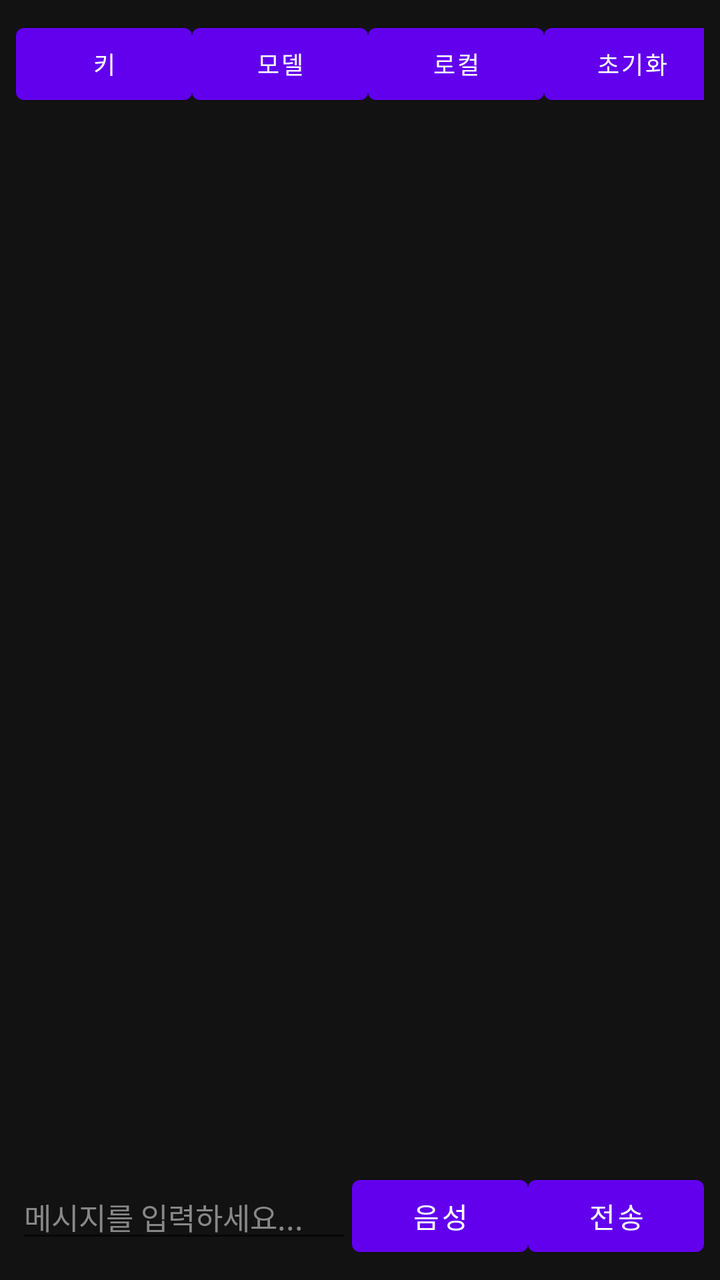
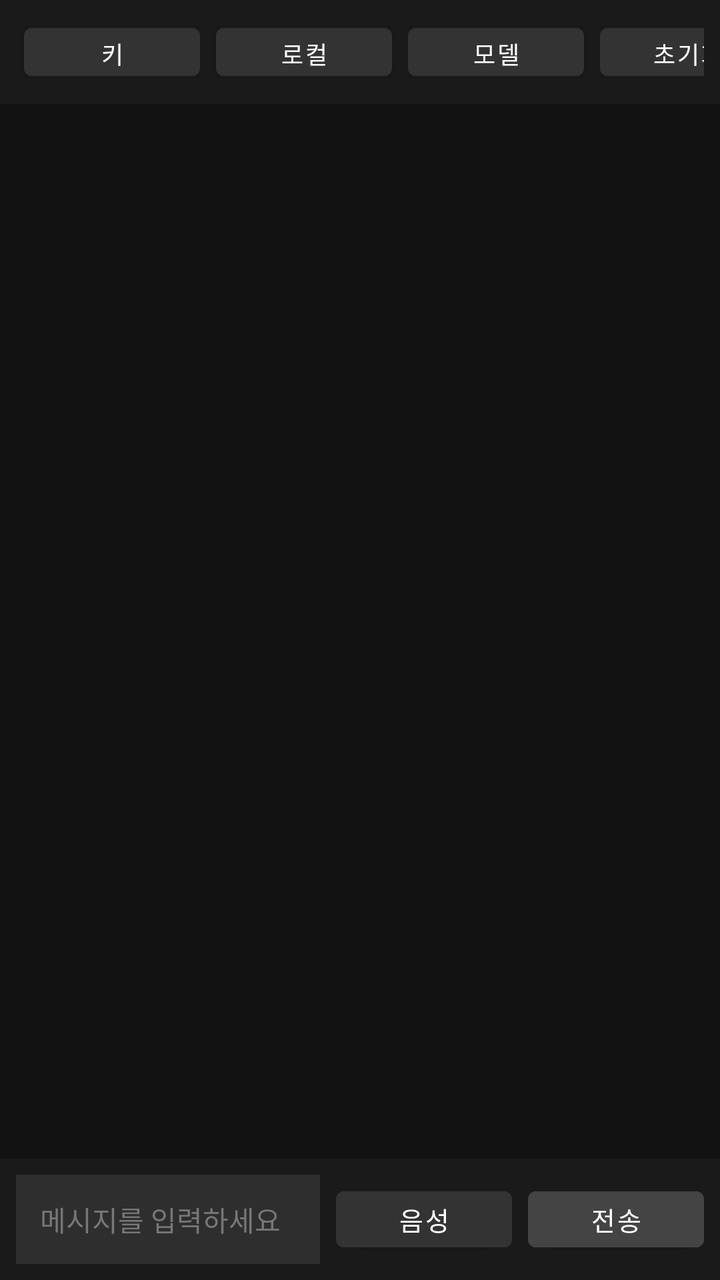

The first picture is an Android layout as it rendered before a commit; the second is the same layout after the commit. The layout source and the unified diff follow.
<!-- AndroidManifest.xml: application theme Theme.MaterialComponents.DayNight.NoActionBar -->
<!-- res/layout/activity_main.xml -->
<?xml version="1.0" encoding="utf-8"?>
<LinearLayout xmlns:android="http://schemas.android.com/apk/res/android"
    android:layout_width="match_parent"
    android:layout_height="match_parent"
    android:orientation="vertical"
    android:background="#121212">

    <LinearLayout
        android:layout_width="match_parent"
        android:layout_height="wrap_content"
        android:orientation="horizontal"
        android:padding="8dp"
        android:gravity="center_vertical">
        <TextView
            android:id="@+id/tvModelName"
            android:layout_width="0dp"
            android:layout_height="wrap_content"
            android:layout_weight="1"
            android:text="NOAH AI"
            android:textColor="#FFFFFF"
            android:textSize="14sp"
            android:ellipsize="end"
            android:maxLines="1"/>
        <Button android:id="@+id/btnSetApiKey" android:layout_width="wrap_content" android:layout_height="wrap_content" android:text="키" android:textSize="12sp"/>
        <Button android:id="@+id/btnSelectModel" android:layout_width="wrap_content" android:layout_height="wrap_content" android:text="모델" android:textSize="12sp"/>
        <Button android:id="@+id/btnSelectLocalFile" android:layout_width="wrap_content" android:layout_height="wrap_content" android:text="로컬" android:textSize="12sp"/>
        <Button android:id="@+id/btnResetChat" android:layout_width="wrap_content" android:layout_height="wrap_content" android:text="초기화" android:textSize="12sp"/>
    </LinearLayout>

    <ScrollView
        android:id="@+id/scrollView"
        android:layout_width="match_parent"
        android:layout_height="0dp"
        android:layout_weight="1"
        android:fillViewport="true"
        android:padding="12dp">

        <LinearLayout
            android:id="@+id/chatLayout"
            android:layout_width="match_parent"
            android:layout_height="wrap_content"
            android:orientation="vertical" />
    </ScrollView>

    <LinearLayout
        android:layout_width="match_parent"
        android:layout_height="wrap_content"
        android:orientation="horizontal"
        android:padding="8dp">

        <EditText
            android:id="@+id/etInput"
            android:layout_width="0dp"
            android:layout_height="wrap_content"
            android:layout_weight="1"
            android:hint="메시지를 입력하세요..."
            android:textColor="#FFFFFF"
            android:textColorHint="#888888"
            android:textSize="15sp"/>

        <Button
            android:id="@+id/btnVoice"
            android:layout_width="wrap_content"
            android:layout_height="wrap_content"
            android:text="음성"/>

        <Button
            android:id="@+id/btnSend"
            android:layout_width="wrap_content"
            android:layout_height="wrap_content"
            android:text="전송"/>
    </LinearLayout>
</LinearLayout>
<!-- resources referenced by this layout -->
<resources>

</resources>

<!-- the commit's change to res/layout/activity_main.xml (unified diff, before → after) -->
@@ -9,22 +9,65 @@
         android:layout_width="match_parent"
         android:layout_height="wrap_content"
         android:orientation="horizontal"
+        android:gravity="center_vertical"
         android:padding="8dp"
-        android:gravity="center_vertical">
+        android:background="#1A1A1A">
+
         <TextView
             android:id="@+id/tvModelName"
             android:layout_width="0dp"
             android:layout_height="wrap_content"
             android:layout_weight="1"
-            android:text="NOAH AI"
+            android:text="Model"
             android:textColor="#FFFFFF"
-            android:textSize="14sp"
+            android:textSize="12sp"
+            android:maxLines="1"
             android:ellipsize="end"
-            android:maxLines="1"/>
-        <Button android:id="@+id/btnSetApiKey" android:layout_width="wrap_content" android:layout_height="wrap_content" android:text="키" android:textSize="12sp"/>
-        <Button android:id="@+id/btnSelectModel" android:layout_width="wrap_content" android:layout_height="wrap_content" android:text="모델" android:textSize="12sp"/>
-        <Button android:id="@+id/btnSelectLocalFile" android:layout_width="wrap_content" android:layout_height="wrap_content" android:text="로컬" android:textSize="12sp"/>
-        <Button android:id="@+id/btnResetChat" android:layout_width="wrap_content" android:layout_height="wrap_content" android:text="초기화" android:textSize="12sp"/>
+            android:paddingStart="4dp"/>
+
+        <Button
+            android:id="@+id/btnSetApiKey"
+            android:layout_width="wrap_content"
+            android:layout_height="36dp"
+            android:layout_marginHorizontal="4dp"
+            android:text="키"
+            android:textSize="12sp"
+            android:textColor="#FFFFFF"
+            android:backgroundTint="#333333"
+            android:paddingHorizontal="8dp"/>
+
+        <Button
+            android:id="@+id/btnSelectLocalFile"
+            android:layout_width="wrap_content"
+            android:layout_height="36dp"
+            android:layout_marginHorizontal="4dp"
+            android:text="로컬"
+            android:textSize="12sp"
+            android:textColor="#FFFFFF"
+            android:backgroundTint="#333333"
+            android:paddingHorizontal="8dp"/>
+
+        <Button
+            android:id="@+id/btnSelectModel"
+            android:layout_width="wrap_content"
+            android:layout_height="36dp"
+            android:layout_marginHorizontal="4dp"
+            android:text="모델"
+            android:textSize="12sp"
+            android:textColor="#FFFFFF"
+            android:backgroundTint="#333333"
+            android:paddingHorizontal="8dp"/>
+
+        <Button
+            android:id="@+id/btnResetChat"
+            android:layout_width="wrap_content"
+            android:layout_height="36dp"
+            android:layout_marginHorizontal="4dp"
+            android:text="초기화"
+            android:textSize="12sp"
+            android:textColor="#FFFFFF"
+            android:backgroundTint="#333333"
+            android:paddingHorizontal="8dp"/>
     </LinearLayout>
 
     <ScrollView
@@ -33,41 +76,55 @@
         android:layout_height="0dp"
         android:layout_weight="1"
         android:fillViewport="true"
-        android:padding="12dp">
+        android:background="#121212">
 
         <LinearLayout
             android:id="@+id/chatLayout"
             android:layout_width="match_parent"
             android:layout_height="wrap_content"
-            android:orientation="vertical" />
+            android:orientation="vertical"
+            android:padding="12dp"/>
     </ScrollView>
 
     <LinearLayout
         android:layout_width="match_parent"
         android:layout_height="wrap_content"
         android:orientation="horizontal"
-        android:padding="8dp">
+        android:padding="8dp"
+        android:background="#1A1A1A"
+        android:gravity="center_vertical">
 
         <EditText
             android:id="@+id/etInput"
             android:layout_width="0dp"
             android:layout_height="wrap_content"
             android:layout_weight="1"
-            android:hint="메시지를 입력하세요..."
+            android:layout_marginEnd="8dp"
+            android:hint="메시지를 입력하세요"
             android:textColor="#FFFFFF"
-            android:textColorHint="#888888"
-            android:textSize="15sp"/>
+            android:textColorHint="#777777"
+            android:background="#2E2E2E"
+            android:padding="12dp"
+            android:textSize="14sp"/>
 
         <Button
             android:id="@+id/btnVoice"
             android:layout_width="wrap_content"
-            android:layout_height="wrap_content"
-            android:text="음성"/>
+            android:layout_height="40dp"
+            android:layout_marginEnd="8dp"
+            android:text="음성"
+            android:textSize="13sp"
+            android:textColor="#FFFFFF"
+            android:backgroundTint="#333333"/>
 
         <Button
             android:id="@+id/btnSend"
             android:layout_width="wrap_content"
-            android:layout_height="wrap_content"
-            android:text="전송"/>
+            android:layout_height="40dp"
+            android:text="전송"
+            android:textSize="13sp"
+            android:textColor="#FFFFFF"
+            android:backgroundTint="#444444"/>
     </LinearLayout>
+
 </LinearLayout>
